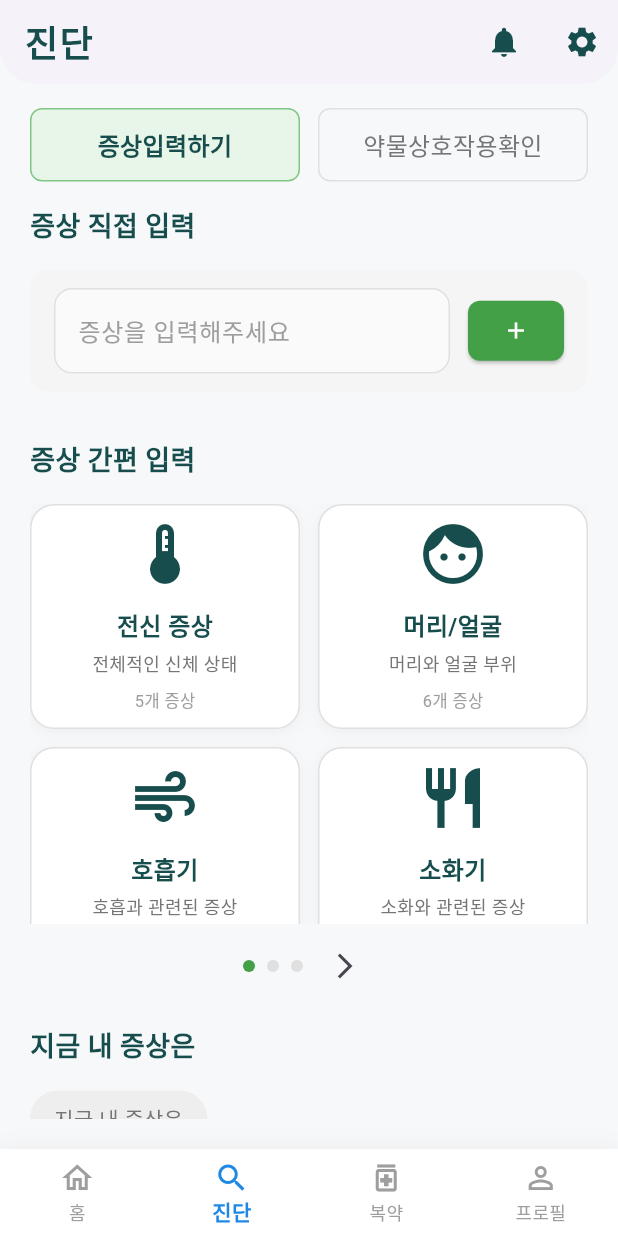
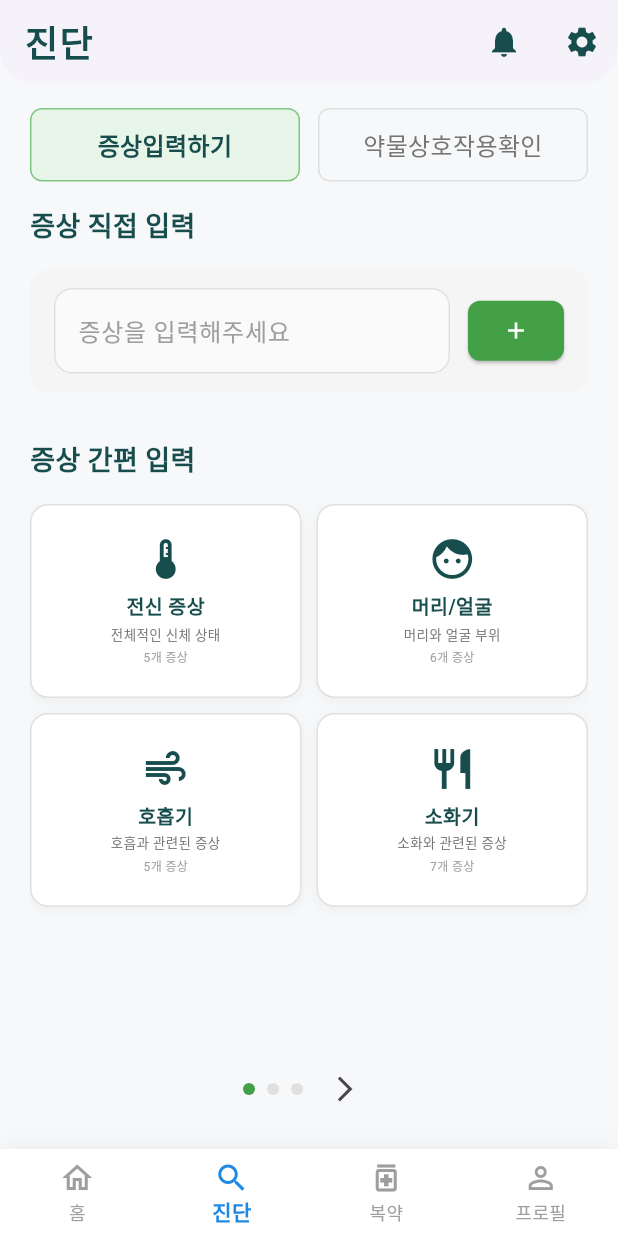
Before and after one commit to KICT2022/frontend, a Flutter app: the SearchScreen screen opened by its route, on a phone screen of 412 x 824 dp. Run offline on Flutter 3.47's test engine with Material 3 defaults, Android fonts, the phone set to English and light mode, and no system bars; our stand-ins replace go_router, shared_preferences; accounts and stored records are empty; Roboto replaces fonts that are missing (NotoSansKR).

Commit message:
검색 화면의 카테고리 카드 UI 개선: 카드 높이 및 여백 조정, 아이콘 및 텍스트 크기 변경, 페이지 인디케이터 레이아웃 수정으로 사용자 경험 향상.

```diff
--- a/lib/screens/search_screen.dart
+++ b/lib/screens/search_screen.dart
@@ -887,7 +887,7 @@ class _SearchScreenState extends State<SearchScreen> {
       children: [
         // 카테고리 그리드
         SizedBox(
-          height: 280,
+          height: 350,
           child: PageView.builder(
             controller: _pageController,
             onPageChanged: (index) {
@@ -903,9 +903,9 @@ class _SearchScreenState extends State<SearchScreen> {
                 physics: const NeverScrollableScrollPhysics(),
                 gridDelegate: const SliverGridDelegateWithFixedCrossAxisCount(
                   crossAxisCount: 2,
-                  crossAxisSpacing: 12,
-                  mainAxisSpacing: 12,
-                  childAspectRatio: 1.2,
+                  crossAxisSpacing: 10,
+                  mainAxisSpacing: 10,
+                  childAspectRatio: 1.4,
                 ),
                 itemCount: pageCategories.length,
                 itemBuilder: (context, index) {
@@ -923,12 +923,12 @@ class _SearchScreenState extends State<SearchScreen> {
                     child: Container(
                       decoration: BoxDecoration(
                         color: Colors.white,
-                        borderRadius: BorderRadius.circular(16),
+                        borderRadius: BorderRadius.circular(12),
                         border: Border.all(color: Colors.grey.shade300),
                         boxShadow: [
                           BoxShadow(
                             color: Colors.grey.shade200,
-                            blurRadius: 8,
+                            blurRadius: 6,
                             offset: const Offset(0, 2),
                           ),
                         ],
@@ -938,33 +938,33 @@ class _SearchScreenState extends State<SearchScreen> {
                         children: [
                           Icon(
                             category['icon'],
-                            size: 48,
+                            size: 32,
                             color: const Color(0xFF174D4D),
                           ),
-                          const SizedBox(height: 12),
+                          const SizedBox(height: 6),
                           Text(
                             category['title'],
                             style: const TextStyle(
-                              fontSize: 16,
+                              fontSize: 13,
                               fontWeight: FontWeight.bold,
                               color: Color(0xFF174D4D),
                             ),
                             textAlign: TextAlign.center,
                           ),
-                          const SizedBox(height: 4),
+                          const SizedBox(height: 2),
                           Text(
                             category['description'],
                             style: TextStyle(
-                              fontSize: 12,
+                              fontSize: 9,
                               color: Colors.grey.shade600,
                             ),
                             textAlign: TextAlign.center,
                           ),
-                          const SizedBox(height: 8),
+                          const SizedBox(height: 2),
                           Text(
                             '${category['symptoms'].length}개 증상',
                             style: TextStyle(
-                              fontSize: 11,
+                              fontSize: 8,
                               color: Colors.grey.shade500,
                             ),
                           ),
@@ -977,11 +977,13 @@ class _SearchScreenState extends State<SearchScreen> {
             },
           ),
         ),
-        const SizedBox(height: 4),
+        const SizedBox(height: 8),
 
         // 페이지 인디케이터
         if (_getCategoryPages().length > 1)
-          Row(
+          Container(
+            padding: const EdgeInsets.symmetric(vertical: 8),
+            child: Row(
               mainAxisAlignment: MainAxisAlignment.center,
               children: [
                 if (_currentPage > 0)
@@ -1019,6 +1021,7 @@ class _SearchScreenState extends State<SearchScreen> {
                     icon: const Icon(Icons.arrow_forward_ios, size: 20),
                   ),
               ],
+            ),
           ),
       ],
     );
```
Lines whose indentation alone changed are shown as unchanged.
